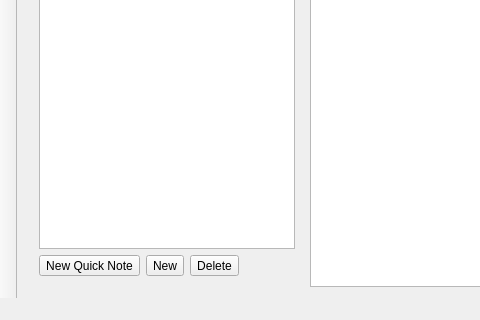
This is MainWindow.ui in jm4R/RealNote as Qt 5 draws it before an edit; both pictures show x 0 to 480 and y 377 to 697 of the 882 by 697 pixel window. The edited form follows.
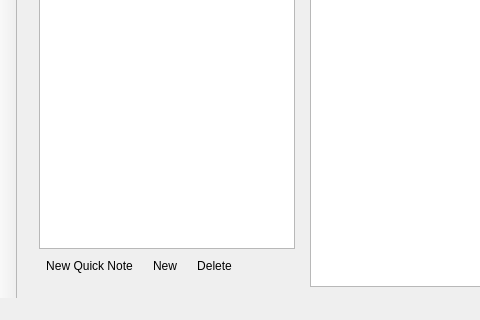
This is the edited form. Custom widgets are drawn as their Qt base class.

```diff
--- a/MainWindow.ui
+++ b/MainWindow.ui
@@ -65,6 +65,9 @@
             <property name="text">
              <string>New Quick Note</string>
             </property>
+            <property name="autoRaise">
+             <bool>true</bool>
+            </property>
            </widget>
           </item>
           <item>
@@ -72,6 +75,9 @@
             <property name="text">
              <string>New</string>
             </property>
+            <property name="autoRaise">
+             <bool>true</bool>
+            </property>
            </widget>
           </item>
           <item>
@@ -79,6 +85,9 @@
             <property name="text">
              <string>Delete</string>
             </property>
+            <property name="autoRaise">
+             <bool>true</bool>
+            </property>
            </widget>
           </item>
           <item>
```
Left out of the diff: 10 changed lines with no effect on the pictures.
